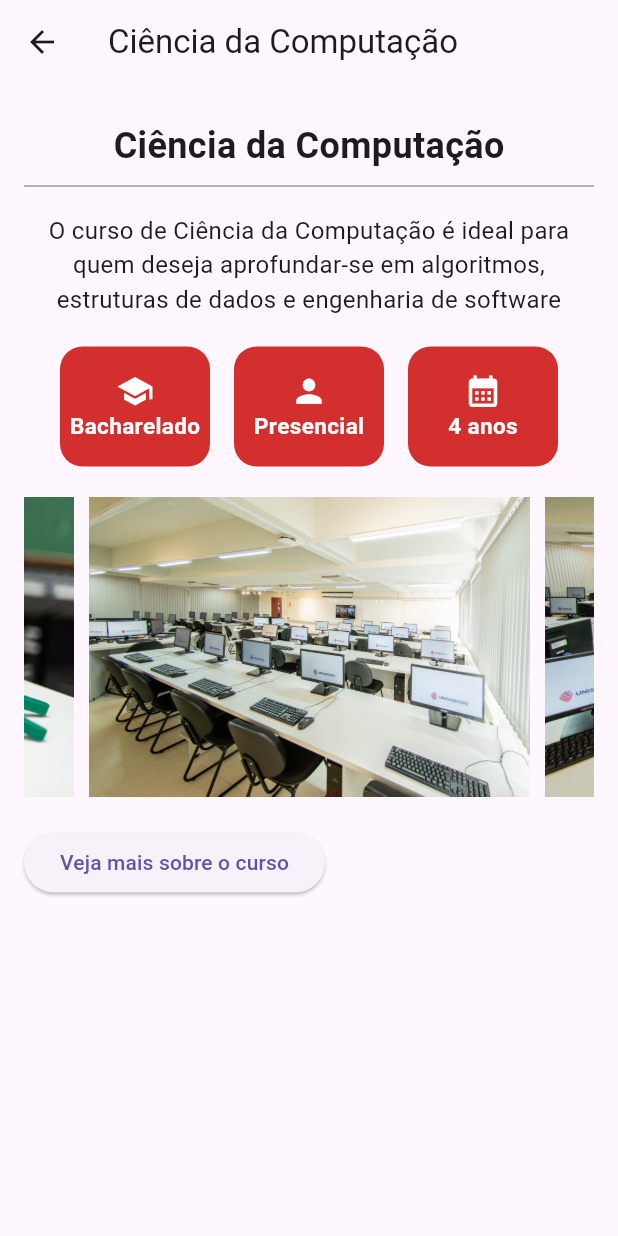
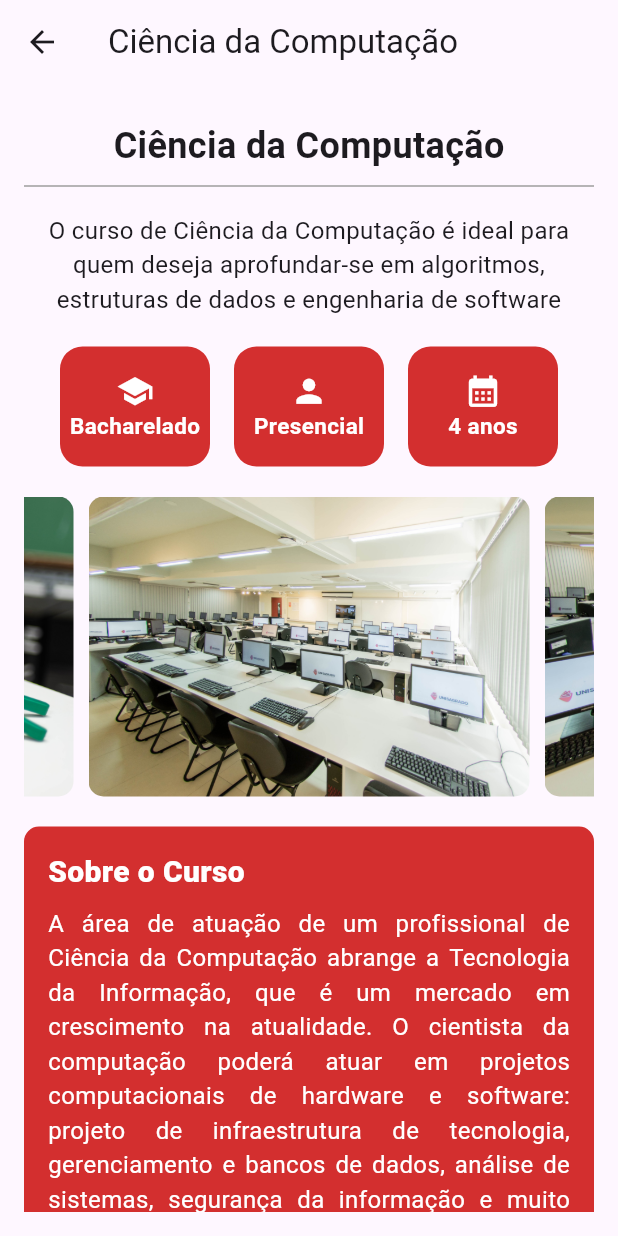
Before and after one commit to maathzzz/cursos_unisagrado, a Flutter app: the screen it shows after launch, after a tap on "Ciência da Computação", on a phone screen of 412 x 824 dp. Run offline on Flutter 3.47's test engine with Material 3 defaults, Android fonts, the phone set to English and light mode, and no system bars; drawn by our look-alikes of carousel_slider.

Commit message:
feat: working on details page

```diff
--- a/lib/main.dart
+++ b/lib/main.dart
@@ -32,7 +32,7 @@ class _MyHomePageState extends State<MyHomePage> {
   final List<Course> courses = [
     Course(
         name: "Ciência da Computação",
-      description: "Explore o mundo dos algoritmos, estruturas de dados e engenharia de software.",
+        description: "Explore o mundo dos algoritmos, estruturas de dados e engenharia de software",
         content: "O curso de Ciência da Computação é ideal para quem deseja aprofundar-se em algoritmos, estruturas de dados e engenharia de software",
         url: "https://unisagrado.edu.br/graduacao/ciencia-da-computacao",
         degree: "Bacharelado",
@@ -43,11 +43,12 @@ class _MyHomePageState extends State<MyHomePage> {
           'assets/labcs3.jpg',
           'assets/labcs4.jpg',
         ],
+        about: "A área de atuação de um profissional de Ciência da Computação abrange a Tecnologia da Informação, que é um mercado em crescimento na atualidade. O cientista da computação poderá atuar em projetos computacionais de hardware e software: projeto de infraestrutura de tecnologia, gerenciamento e bancos de dados, análise de sistemas, segurança da informação e muito mais."
     ),
     Course(
       name: "Jogos Digitais",
-      description: "Design and develop engaging and innovative digital games.",
-      content: "O curso de Jogos Digitais prepara os estudantes para projetar e desenvolver jogos digitais envolventes e inovadores...",
+      description: "Projete e desenvolva jogos digitais envolventes e inovadores",
+      content: "O curso de Jogos Digitais prepara os estudantes para projetar e desenvolver jogos digitais envolventes e inovadores",
       url: "https://unisagrado.edu.br/graduacao/jogos-digitais",
       degree: "Técnologo",
       modality: "Presencial",
@@ -57,9 +58,9 @@ class _MyHomePageState extends State<MyHomePage> {
         'assets/labcs3.jpg',
         'assets/labcs4.jpg',
       ],
+      about: "A principal área de atuação do profissional de Jogos Digitais é o entretenimento digital, em que é responsável pelo desenvolvimento de produtos tais como: jogos educativos, de marketing, de treinamento empresarial, na saúde, científicos, militares, dentre outros. Além disso, pode desempenhar funções como roteirista, artista gráfico, designer de áudio, testador de jogos, programador e redator. As possibilidades são inúmeras!",
     ),
   ];
-
 
   void _onItemTapped(int index) {
     setState(() {
@@ -102,6 +103,7 @@ class _MyHomePageState extends State<MyHomePage> {
           ),
         ],
         currentIndex: _selectedIndex,
+        selectedItemColor: Colors.red,
         onTap: _onItemTapped,
       ),
     );
@@ -119,7 +121,7 @@ class InfoPage extends StatelessWidget {
             SizedBox(height: 20),
             Text("Disciplina: Desenvolvimento de Software", style: const TextStyle(fontSize: 16, fontWeight: FontWeight.normal)),
             SizedBox(height: 10),
-            Text("Professor: Prof. Dr. Élvio Gilberto da Silva", style: const TextStyle(fontSize: 16, fontWeight: FontWeight.normal)),
+            Text("Professor: Prof. Dr. Elvio Gilberto da Silva", style: const TextStyle(fontSize: 16, fontWeight: FontWeight.normal)),
             SizedBox(height: 10),
             Divider(
               height: 20,
@@ -132,7 +134,7 @@ class InfoPage extends StatelessWidget {
             SizedBox(height: 10),
             Text("Lucas Antonio Pires de Souza", style: const TextStyle(fontSize: 16, fontWeight: FontWeight.normal)),
             Text("Matheus de Amorim Favero", style: const TextStyle(fontSize: 16, fontWeight: FontWeight.normal)),
-            SizedBox(height: 10),
+            SizedBox(height: 5),
             Divider(
               height: 20,
               thickness: 1,
@@ -193,14 +195,10 @@ class CourseCard extends StatelessWidget {
   @override
   Widget build(BuildContext context) {
     return Card(
-      elevation: 4,
+      elevation: 2,
       margin: EdgeInsets.all(8),
       child: ListTile(
-        leading: Container(
-          width: 100,
-          height: 56,
-          color: Colors.red,
-        ),
+        leading: Icon(Icons.school, size: 30, color: Colors.red),
         title: Text(course.name),
         subtitle: Text(course.description),
         onTap: () {
@@ -229,7 +227,7 @@ class CourseDetailPage extends StatelessWidget {
       ),
       body: Padding(
         padding: EdgeInsets.all(16),
-        child: SingleChildScrollView( // Wrap the Column with SingleChildScrollView
+        child: SingleChildScrollView(
           child: Column(
             crossAxisAlignment: CrossAxisAlignment.start,
             children: [
@@ -269,6 +267,7 @@ class CourseDetailPage extends StatelessWidget {
                         width: MediaQuery.of(context).size.width,
                         margin: EdgeInsets.symmetric(horizontal: 5.0),
                         decoration: BoxDecoration(
+                          borderRadius: BorderRadius.circular(10),
                           image: DecorationImage(
                             image: AssetImage(imagePath),
                             fit: BoxFit.cover,
@@ -280,9 +279,73 @@ class CourseDetailPage extends StatelessWidget {
                 }).toList(),
               ),
               SizedBox(height: 20),
-              ElevatedButton(
+              Container(
+                padding: EdgeInsets.all(16),
+                decoration: BoxDecoration(
+                  color: Colors.red.shade700,
+                  borderRadius: BorderRadius.circular(10),
+                ),
+                child: Column(
+                  crossAxisAlignment: CrossAxisAlignment.start,
+                  children: [
+                    Text('Sobre o Curso', style: TextStyle(fontSize: 20, fontWeight: FontWeight.w900, color: Colors.white)),
+                    SizedBox(height: 8),
+                    Text(course.about, textAlign: TextAlign.justify, style: const TextStyle(fontSize: 16, color: Colors.white)),
+                  ],
+                ),
+              ),
+              SizedBox(height: 20),
+              Container(
+                padding: EdgeInsets.all(16),
+                decoration: BoxDecoration(
+                  color: Colors.red.shade700,
+                  borderRadius: BorderRadius.circular(10),
+                ),
+                child: Column(
+                  crossAxisAlignment: CrossAxisAlignment.start,
+                  children: [
+                    Text('Benefícios do Curso', style: TextStyle(fontSize: 20, fontWeight: FontWeight.bold)),
+                    SizedBox(height: 8),
+                    Text(
+                      'Lorem ipsum dolor sit amet, consectetur adipiscing elit. Sed do eiusmod tempor incididunt ut labore et dolore magna aliqua. '
+                          'Ut enim ad minim veniam, quis nostrud exercitation ullamco laboris nisi ut aliquip ex ea commodo consequat. '
+                          'Duis aute irure dolor in reprehenderit in voluptate velit esse cillum dolore eu fugiat nulla pariatur. '
+                          'Excepteur sint occaecat cupidatat non proident, sunt in culpa qui officia deserunt mollit anim id est laborum.',
+                      textAlign: TextAlign.justify,
+                      style: TextStyle(fontSize: 16, color: Colors.white),
+                    ),
+                  ],
+                ),
+              ),
+              SizedBox(height: 20),
+              Container(
+                padding: EdgeInsets.all(16),
+                decoration: BoxDecoration(
+                  color: Colors.orange.shade50,
+                  borderRadius: BorderRadius.circular(10),
+                ),
+                child: Column(
+                  crossAxisAlignment: CrossAxisAlignment.start,
+                  children: [
+                    Text('Oportunidades de Carreira', style: TextStyle(fontSize: 20, fontWeight: FontWeight.bold)),
+                    SizedBox(height: 8),
+                    Text(
+                      'Lorem ipsum dolor sit amet, consectetur adipiscing elit. Sed do eiusmod tempor incididunt ut labore et dolore magna aliqua. '
+                          'Ut enim ad minim veniam, quis nostrud exercitation ullamco laboris nisi ut aliquip ex ea commodo consequat. '
+                          'Duis aute irure dolor in reprehenderit in voluptate velit esse cillum dolore eu fugiat nulla pariatur. '
+                          'Excepteur sint occaecat cupidatat non proident, sunt in culpa qui officia deserunt mollit anim id est laborum.',
+                      textAlign: TextAlign.justify,
+                      style: TextStyle(fontSize: 16),
+                    ),
+                  ],
+                ),
+              ),
+              SizedBox(height: 20),
+              Center(
+                child: ElevatedButton(
                   onPressed: () => _launchURL(Uri.parse(course.url)),
                   child: Text('Veja mais sobre o curso'),
+                ),
               ),
             ],
           ),
@@ -310,7 +373,6 @@ class CourseDetailPage extends StatelessWidget {
   }
 }
 
-
 void _launchURL(Uri url) async {
   if (await canLaunchUrl(url)) {
     await launchUrl(url);
@@ -328,6 +390,7 @@ class Course {
   final String modality;
   final String duration;
   final List<String> firstCarousel;
+  final String about;
 
   Course({
     required this.name,
@@ -338,5 +401,6 @@ class Course {
     required this.modality,
     required this.duration,
     required this.firstCarousel,
+    required this.about,
   });
 }
```
Lines whose indentation alone changed are shown as unchanged.
